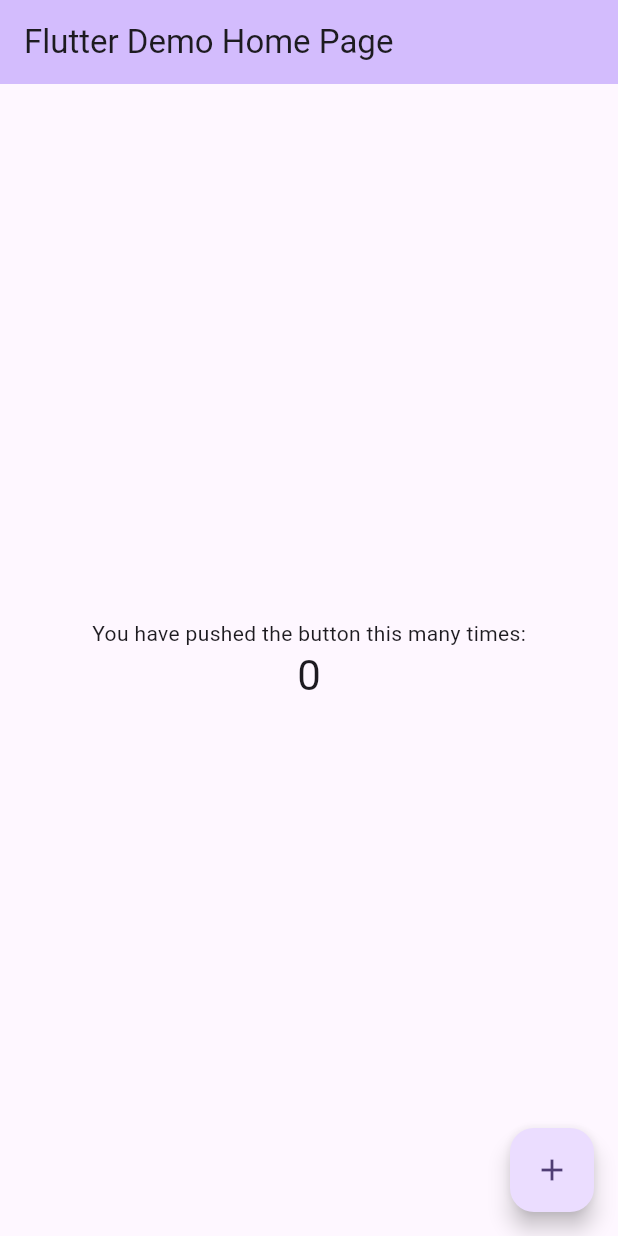
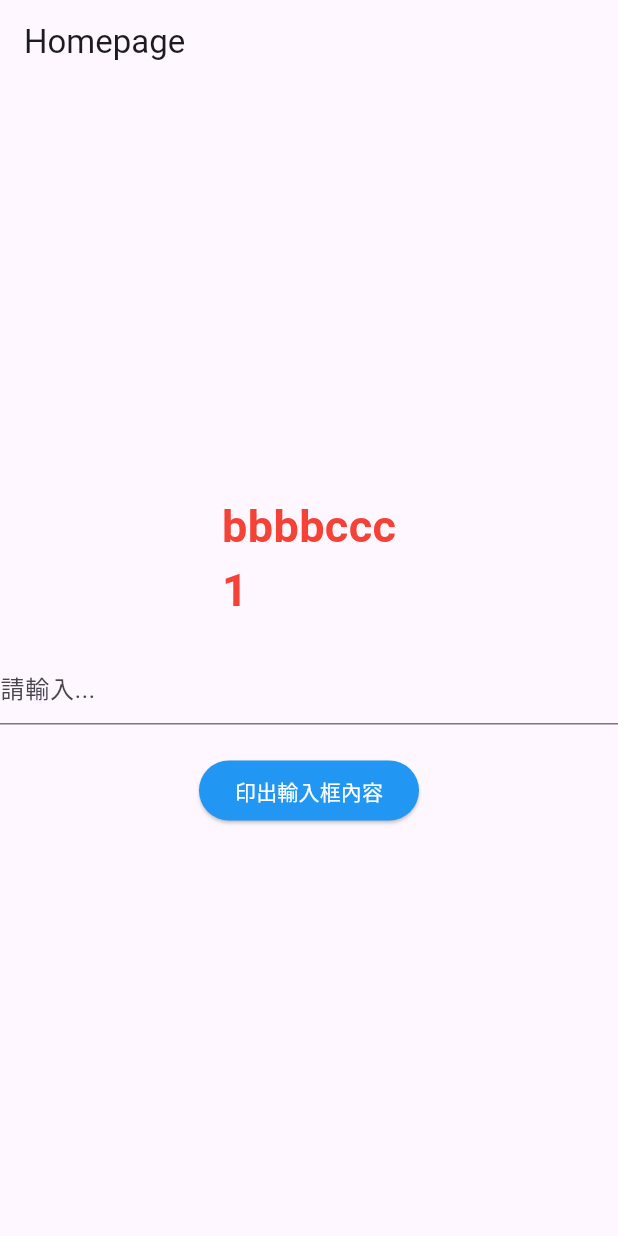
Before and after one commit to estateangela/flutter_one, a Flutter app: the screen it shows after launch, on a phone screen of 412 x 824 dp. Run offline on Flutter 3.47's test engine with Material 3 defaults, Android fonts, the phone set to English and light mode, and no system bars.

```diff
--- a/my_app/lib/main.dart
+++ b/my_app/lib/main.dart
@@ -1,125 +1,71 @@
 import 'package:flutter/material.dart';
-
 void main() {
-  runApp(const MyApp());
+  runApp(MyApp());
 }
 
 class MyApp extends StatelessWidget {
-  const MyApp({super.key});
-
-  // This widget is the root of your application.
   @override
   Widget build(BuildContext context) {
     return MaterialApp(
-      title: 'Flutter Demo',
-      theme: ThemeData(
-        // This is the theme of your application.
-        //
-        // TRY THIS: Try running your application with "flutter run". You'll see
-        // the application has a purple toolbar. Then, without quitting the app,
-        // try changing the seedColor in the colorScheme below to Colors.green
-        // and then invoke "hot reload" (save your changes or press the "hot
-        // reload" button in a Flutter-supported IDE, or press "r" if you used
-        // the command line to start the app).
-        //
-        // Notice that the counter didn't reset back to zero; the application
-        // state is not lost during the reload. To reset the state, use hot
-        // restart instead.
-        //
-        // This works for code too, not just values: Most code changes can be
-        // tested with just a hot reload.
-        colorScheme: ColorScheme.fromSeed(seedColor: Colors.deepPurple),
-        useMaterial3: true,
+        home: Scaffold(
+      appBar: AppBar(
+        title: Text('Homepage'),
       ),
-      home: const MyHomePage(title: 'Flutter Demo Home Page'),
-    );
+      body: HomePage(),
+    ));
   }
 }
 
-class MyHomePage extends StatefulWidget {
-  const MyHomePage({super.key, required this.title});
+class HomePage extends StatefulWidget {
+  @override
+  _HomePageState createState() => _HomePageState();
+}
 
-  // This widget is the home page of your application. It is stateful, meaning
-  // that it has a State object (defined below) that contains fields that affect
-  // how it looks.
-
-  // This class is the configuration for the state. It holds the values (in this
-  // case the title) provided by the parent (in this case the App widget) and
-  // used by the build method of the State. Fields in a Widget subclass are
-  // always marked "final".
-
-  final String title;
+class _HomePageState extends State<HomePage> {
+  final TextEditingController myController = TextEditingController();
 
   @override
-  State<MyHomePage> createState() => _MyHomePageState();
-}
+  void dispose() {
+    myController.dispose();
+    super.dispose();
+  }
 
-class _MyHomePageState extends State<MyHomePage> {
-  int _counter = 0;
-
-  void _incrementCounter() {
-    setState(() {
-      // This call to setState tells the Flutter framework that something has
-      // changed in this State, which causes it to rerun the build method below
-      // so that the display can reflect the updated values. If we changed
-      // _counter without calling setState(), then the build method would not be
-      // called again, and so nothing would appear to happen.
-      _counter++;
-    });
+  void btnEvent() {
+    print(myController.text);
   }
 
   @override
   Widget build(BuildContext context) {
-    // This method is rerun every time setState is called, for instance as done
-    // by the _incrementCounter method above.
-    //
-    // The Flutter framework has been optimized to make rerunning build methods
-    // fast, so that you can just rebuild anything that needs updating rather
-    // than having to individually change instances of widgets.
-    return Scaffold(
-      appBar: AppBar(
-        // TRY THIS: Try changing the color here to a specific color (to
-        // Colors.amber, perhaps?) and trigger a hot reload to see the AppBar
-        // change color while the other colors stay the same.
-        backgroundColor: Theme.of(context).colorScheme.inversePrimary,
-        // Here we take the value from the MyHomePage object that was created by
-        // the App.build method, and use it to set our appbar title.
-        title: Text(widget.title),
+    return Center(
+      child: Column(
+        mainAxisAlignment: MainAxisAlignment.center,
+        children: [
+          Text(
+            'bbbbccc\n1\n2',
+            maxLines: 2,
+            style: TextStyle(
+              fontSize: 30,
+              color: Colors.red,
+              fontWeight: FontWeight.bold,
+            ),
+          ),
+          SizedBox(height: 20), // 添加一些間距
+          Center(child: TextField(
+            controller: myController,
+            decoration: InputDecoration(hintText: '請輸入...')
+          )),
+          SizedBox(height: 20),
+          ElevatedButton(
+            onPressed: btnEvent,
+            style: ElevatedButton.styleFrom(
+             backgroundColor: Colors.blue, // 設定背景顏色
+             foregroundColor: Colors.white
+             ),
+            child: Text('印出輸入框內容'),
+          ),
+
+        ],
       ),
-      body: Center(
-        // Center is a layout widget. It takes a single child and positions it
-        // in the middle of the parent.
-        child: Column(
-          // Column is also a layout widget. It takes a list of children and
-          // arranges them vertically. By default, it sizes itself to fit its
-          // children horizontally, and tries to be as tall as its parent.
-          //
-          // Column has various properties to control how it sizes itself and
-          // how it positions its children. Here we use mainAxisAlignment to
-          // center the children vertically; the main axis here is the vertical
-          // axis because Columns are vertical (the cross axis would be
-          // horizontal).
-          //
-          // TRY THIS: Invoke "debug painting" (choose the "Toggle Debug Paint"
-          // action in the IDE, or press "p" in the console), to see the
-          // wireframe for each widget.
-          mainAxisAlignment: MainAxisAlignment.center,
-          children: <Widget>[
-            const Text(
-              'You have pushed the button this many times:',
-            ),
-            Text(
-              '$_counter',
-              style: Theme.of(context).textTheme.headlineMedium,
-            ),
-          ],
-        ),
-      ),
-      floatingActionButton: FloatingActionButton(
-        onPressed: _incrementCounter,
-        tooltip: 'Increment',
-        child: const Icon(Icons.add),
-      ), // This trailing comma makes auto-formatting nicer for build methods.
     );
   }
 }
--- a/my_app/pubspec.yaml
+++ b/my_app/pubspec.yaml
@@ -58,7 +58,9 @@ flutter:
   uses-material-design: true
 
   # To add assets to your application, add an assets section, like this:
-  # assets:
+  assets:
+  - assets/images/023.png
+
   #   - images/a_dot_burr.jpeg
   #   - images/a_dot_ham.jpeg
 
```
Also changed, not shown: my_app/assets/images/023.png (added).
